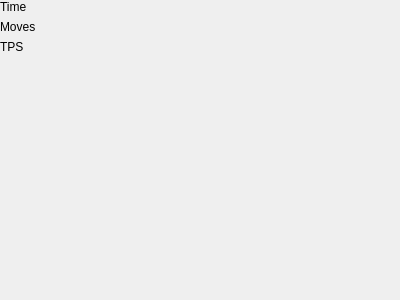
Before: the Qt Designer form statisticswidget.ui in benwh1/cubesim, drawn with Qt 5.
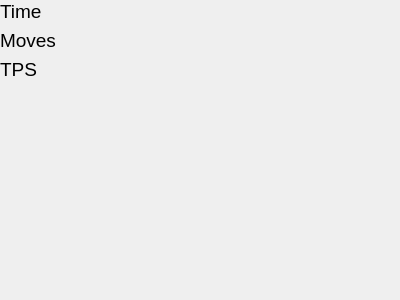
After: the same form once the commit is applied.

Commit message: Made statistics widget have larger font (14px instead of 9px) and increased width from 120px to 180px

Patch:
```diff
--- a/statisticswidget.ui
+++ b/statisticswidget.ui
@@ -30,6 +30,11 @@
     <layout class="QFormLayout" name="formLayout">
      <item row="0" column="0">
       <widget class="QLabel" name="label">
+       <property name="font">
+        <font>
+         <pointsize>14</pointsize>
+        </font>
+       </property>
        <property name="text">
         <string>Time</string>
        </property>
@@ -37,6 +42,11 @@
      </item>
      <item row="0" column="1">
       <widget class="QLabel" name="timeLabel">
+       <property name="font">
+        <font>
+         <pointsize>14</pointsize>
+        </font>
+       </property>
        <property name="text">
         <string/>
        </property>
@@ -44,6 +54,11 @@
      </item>
      <item row="1" column="0">
       <widget class="QLabel" name="label_2">
+       <property name="font">
+        <font>
+         <pointsize>14</pointsize>
+        </font>
+       </property>
        <property name="text">
         <string>Moves</string>
        </property>
@@ -51,6 +66,11 @@
      </item>
      <item row="1" column="1">
       <widget class="QLabel" name="movesLabel">
+       <property name="font">
+        <font>
+         <pointsize>14</pointsize>
+        </font>
+       </property>
        <property name="text">
         <string/>
        </property>
@@ -58,6 +78,11 @@
      </item>
      <item row="2" column="0">
       <widget class="QLabel" name="label_3">
+       <property name="font">
+        <font>
+         <pointsize>14</pointsize>
+        </font>
+       </property>
        <property name="text">
         <string>TPS</string>
        </property>
@@ -65,6 +90,11 @@
      </item>
      <item row="2" column="1">
       <widget class="QLabel" name="tpsLabel">
+       <property name="font">
+        <font>
+         <pointsize>14</pointsize>
+        </font>
+       </property>
        <property name="text">
         <string/>
        </property>
```
The commit also changes 1 other file.
